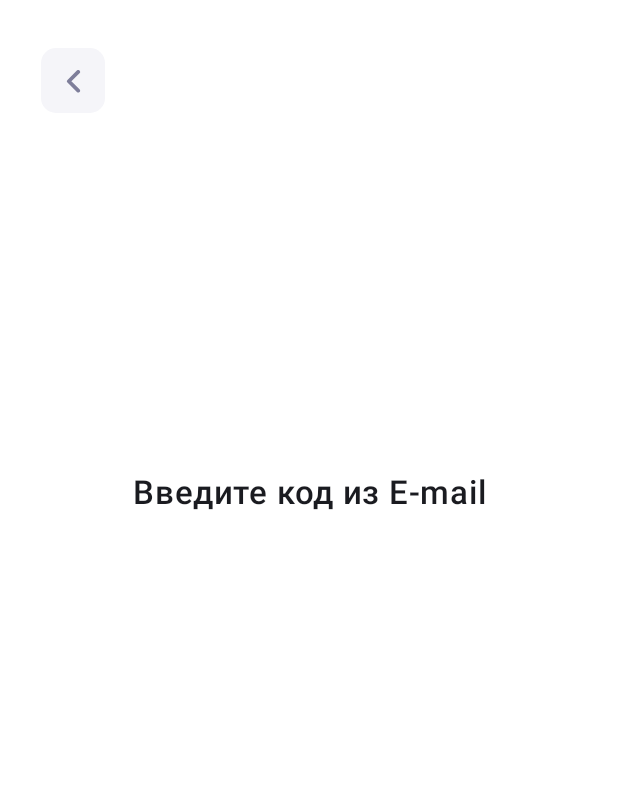
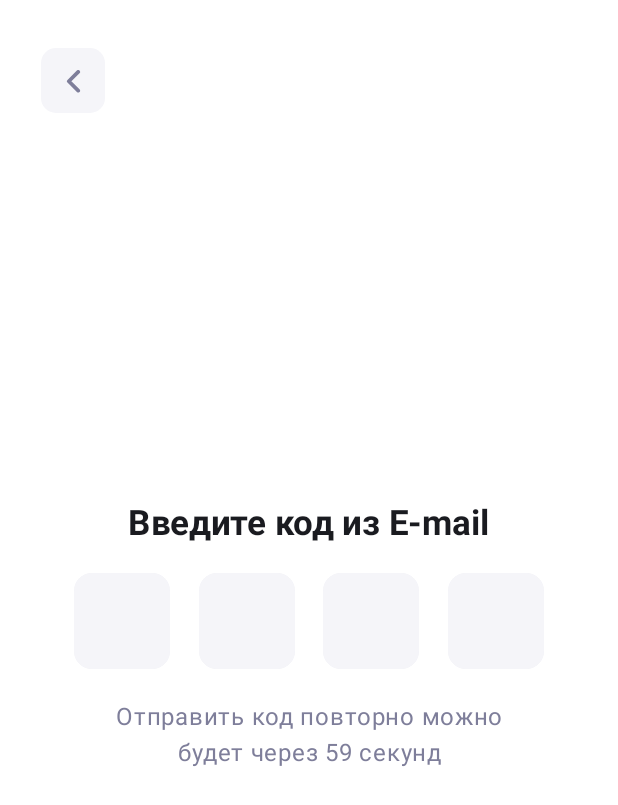
Before and after one commit to 663Simon663/Smartlub, an Android app built with Jetpack Compose: the screen it shows after launch (MainActivity), on a phone screen of 412 x 824 dp. Shown: the top 805 px of the screen. Run offline under Robolectric (Android 15) with nearby library versions, the phone set to English and light mode, and no system bars.

Commit message:
StartCreatepassword

```diff
--- a/app/src/main/java/com/example/smartlubsimon/Navigation/navigation.kt
+++ b/app/src/main/java/com/example/smartlubsimon/Navigation/navigation.kt
@@ -17,7 +17,7 @@ fun Navigation() {
         //Для каждой страницы задается route - для дальнейшего обращения к ней
         //и указывается метод для запуска с переданными параметрами
         composable("logInScreen"){
-            LogIn(navController)
+            LogIn(/*navController*/)
         }
         composable("EmailCodScreen"){
             EmailCod(/*navController*/)
--- a/app/src/main/java/com/example/smartlubsimon/Screens/EmailCod.kt
+++ b/app/src/main/java/com/example/smartlubsimon/Screens/EmailCod.kt
@@ -1,40 +1,74 @@
 package com.example.smartlubsimon.Screens
 
-import android.content.res.Resources
-import android.graphics.Paint
+
+import androidx.compose.foundation.BorderStroke
+import androidx.compose.foundation.Image
 import androidx.compose.foundation.background
+import androidx.compose.foundation.border
 import androidx.compose.foundation.clickable
+import androidx.compose.foundation.layout.Arrangement
 import androidx.compose.foundation.layout.Box
 import androidx.compose.foundation.layout.Column
+import androidx.compose.foundation.layout.Row
 import androidx.compose.foundation.layout.fillMaxSize
 import androidx.compose.foundation.layout.fillMaxWidth
 import androidx.compose.foundation.layout.height
 import androidx.compose.foundation.layout.padding
 import androidx.compose.foundation.layout.size
 import androidx.compose.foundation.layout.width
+import androidx.compose.foundation.shape.CircleShape
 import androidx.compose.foundation.shape.RoundedCornerShape
-import androidx.compose.material3.Button
-import androidx.compose.material3.ButtonDefaults
-import androidx.compose.material3.Icon
+import androidx.compose.material3.AlertDialogDefaults.shape
+import androidx.compose.material3.ExperimentalMaterial3Api
 import androidx.compose.material3.Text
+import androidx.compose.material3.TextField
+import androidx.compose.material3.TextFieldDefaults
 import androidx.compose.runtime.Composable
+import androidx.compose.runtime.getValue
+import androidx.compose.runtime.mutableStateOf
+import androidx.compose.runtime.remember
+import androidx.compose.runtime.saveable.rememberSaveable
+import androidx.compose.runtime.setValue
 import androidx.compose.ui.Alignment
 import androidx.compose.ui.Modifier
 import androidx.compose.ui.draw.clip
 import androidx.compose.ui.graphics.Color
-import androidx.compose.ui.res.painterResource
-import androidx.compose.ui.text.font.FontWeight
-import androidx.compose.ui.text.style.LineHeightStyle
-import androidx.compose.ui.text.style.TextAlign
+import androidx.compose.ui.text.font.FontWeight.Companion.W700
 import androidx.compose.ui.tooling.preview.Preview
 import androidx.compose.ui.unit.dp
 import androidx.compose.ui.unit.sp
+
+import androidx.compose.material3.Button
+import androidx.compose.material3.ButtonDefaults
+import androidx.compose.material3.Icon
+import androidx.compose.ui.graphics.RectangleShape
+import androidx.compose.ui.layout.ContentScale
+import androidx.compose.ui.res.painterResource
+import androidx.compose.ui.text.font.FontWeight
+import androidx.compose.ui.text.style.TextAlign
 import androidx.navigation.NavHostController
 import com.example.smartlubsimon.R
-import com.example.smartlubsimon.ui.theme.blue1
-import com.example.smartlubsimon.ui.theme.gray2
 import com.example.smartlubsimon.ui.theme.gray3
 import com.example.smartlubsimon.ui.theme.gray4
+import kotlinx.coroutines.CoroutineScope
+import kotlinx.coroutines.Job
+import kotlinx.coroutines.channels.ticker
+import kotlinx.coroutines.delay
+import kotlinx.coroutines.flow.Flow
+import kotlinx.coroutines.flow.MutableStateFlow
+import kotlinx.coroutines.flow.StateFlow
+import kotlinx.coroutines.flow.asFlow
+import kotlinx.coroutines.flow.conflate
+import kotlinx.coroutines.flow.count
+import kotlinx.coroutines.flow.flow
+import kotlinx.coroutines.flow.onCompletion
+import kotlinx.coroutines.flow.onEach
+import kotlinx.coroutines.flow.onStart
+import kotlinx.coroutines.flow.transform
+import kotlinx.coroutines.launch
+import kotlinx.coroutines.runBlocking
+import kotlinx.coroutines.withTimeoutOrNull
+import java.time.LocalDateTime
 
 @Preview
 @Composable
@@ -63,15 +97,63 @@ fun EmailCod (/*navHost: NavHostController*/){
 
             )
         }
-        Text(
-            text = "Введите код из E-mail",
-            fontSize = 22.sp,
-            fontWeight = FontWeight.W600,
-            textAlign = TextAlign.Center,
+        Column(
+            horizontalAlignment = Alignment.CenterHorizontally,
+            verticalArrangement = Arrangement.Center,
             modifier = Modifier
-                .fillMaxWidth(1f)
-                .padding(top = 240.dp)
+                .fillMaxSize()
+                .padding(bottom = 50.dp)
         )
+        {
+            var email: String by rememberSaveable { mutableStateOf("") }
+            Text(
+                text = "Введите код из E-mail",
+                fontSize = 23.sp,
+                fontWeight= FontWeight.Bold
+            )
+            Row (modifier = Modifier.fillMaxWidth().padding(top = 20.dp,start = 30.dp, end = 30.dp), horizontalArrangement = Arrangement.SpaceEvenly){
+
+
+                CustomCode(search = email, onValueChange = { it ->
+                    email = it
+                })
+
+
+
+                CustomCode(search = email, onValueChange = { it ->
+                    email = it
+                })
+
+
+
+                CustomCode(search = email, onValueChange = { it ->
+                    email = it
+                })
+
+
+                CustomCode(search = email, onValueChange = { it ->
+                    email = it
+                })
+
+            }
+            Box(
+                Modifier
+                    .padding(start = 60.dp, end = 60.dp),
+                contentAlignment = Alignment.Center
+
+            )
+            {
+                Text(
+                    text = "Отправить код повторно можно будет через 59 секунд",
+                    fontSize = 16.sp,
+                    color = Color(0xFF7E7E9A),
+                    modifier = Modifier.padding(top = 20.dp),
+                    textAlign = TextAlign.Center
+
+
+                )
+
+            }
 /*        Text(
             text = "Отправить код повторно можно будет через 59 секунд",
             fontSize = 20.sp,
@@ -83,4 +165,45 @@ fun EmailCod (/*navHost: NavHostController*/){
                 .padding(top = 240.dp)
         )*/
     }
+}}
+
+@OptIn(ExperimentalMaterial3Api::class)
+@Composable
+fun CustomCode(
+    search: String,
+    modifier: Modifier = Modifier,
+    onValueChange: (String) -> Unit
+) {
+    Box(
+        modifier = modifier
+            .size(64.dp, 64.dp)
+            .clip(RoundedCornerShape(12.dp))
+
+    ) {
+        TextField(
+            value = search,
+            onValueChange = onValueChange,
+            colors = TextFieldDefaults.textFieldColors(
+                containerColor = Color(0XFFF5F5F9),
+                focusedIndicatorColor = Color.Black,
+                focusedTextColor = Color.Black,
+                disabledIndicatorColor = Color.Transparent,
+                unfocusedIndicatorColor = Color.Transparent,
+                cursorColor = Color(0XFFEBEBEB),
+
+                ),
+            modifier = Modifier
+                .background(Color(0XFFF5F5F9))
+                .size(64.dp, 64.dp),
+            placeholder = {
+                /*Text(
+                    text = "example@mail.ru",
+                    color = Color(0xFF7E7E9A)
+                    https://dev.to/aniketsmk/kotlin-flow-implementing-an-android-timer-ieo
+                )*/
+            }
+        )
+
+    }
+
 }
```
Also changed, not shown: app/src/main/java/com/example/smartlubsimon/Screens/CreatePassword.kt (added, +56 -0 lines).
